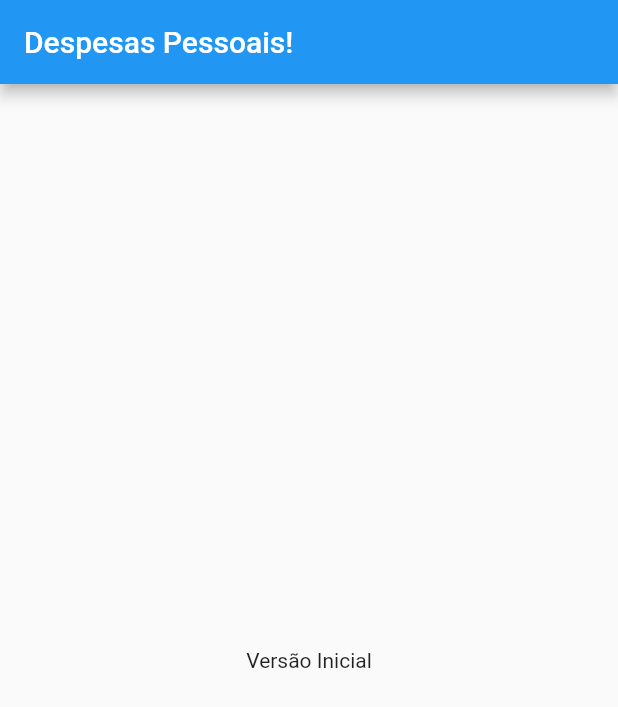
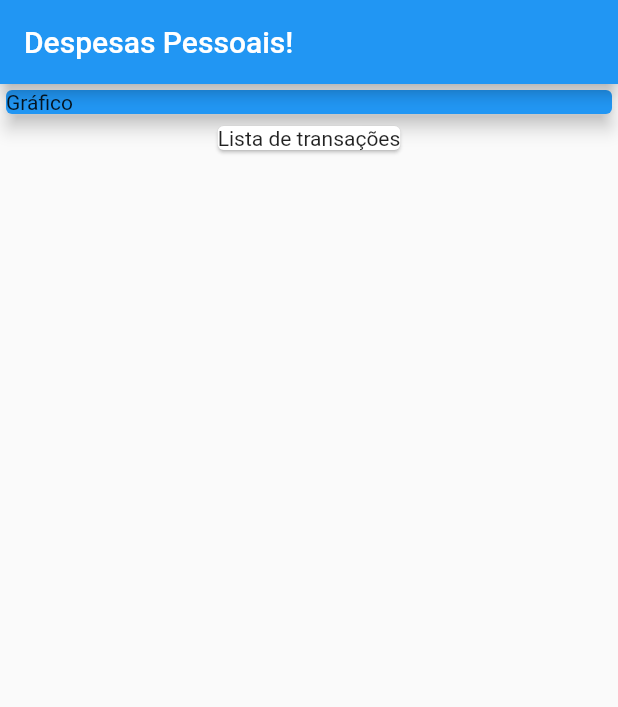
Before and after one commit to enilsonfilho/expenses-app, a Flutter app: the screen it shows after launch, on a phone screen of 412 x 824 dp. Shown: the top 707 px of the screen. Run offline on Flutter 3.47's test engine with Material 2 defaults, Android fonts, the phone set to English and light mode, and no system bars.

Commit message:
feat: added graphic

```diff
--- a/lib/main.dart
+++ b/lib/main.dart
@@ -20,8 +20,20 @@
       appBar: AppBar(
         title: Text('Despesas Pessoais!'),
       ),
-      body: Center(
-        child: Text('Versão Inicial'),
+      body: Column(
+        children: <Widget>[
+          Container(
+            width: double.infinity,
+            child: Card(
+              color: Colors.blue,
+              child: Text('Gráfico'),
+              elevation: 5,
+            ),
+          ),
+          Card(
+            child: Text('Lista de transações'),
+          )
+        ],
       ),
     );
   }
```
